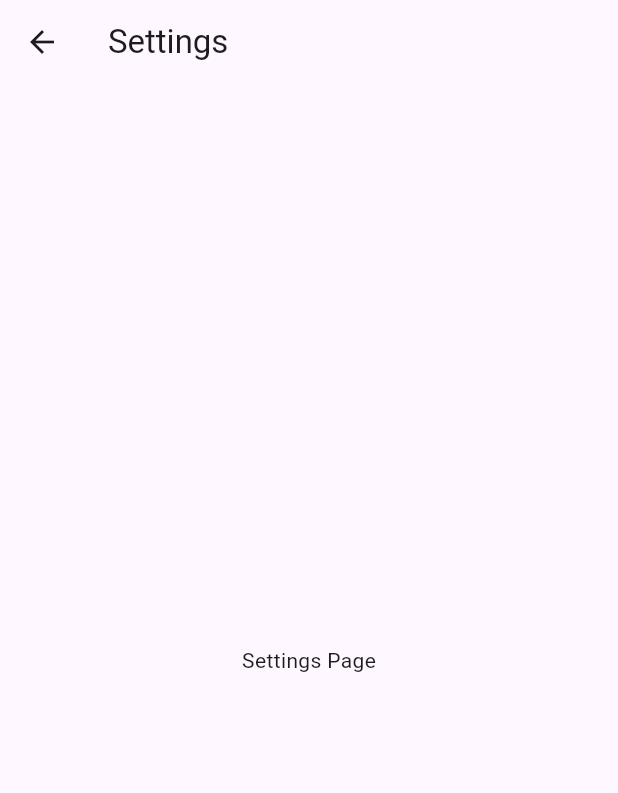
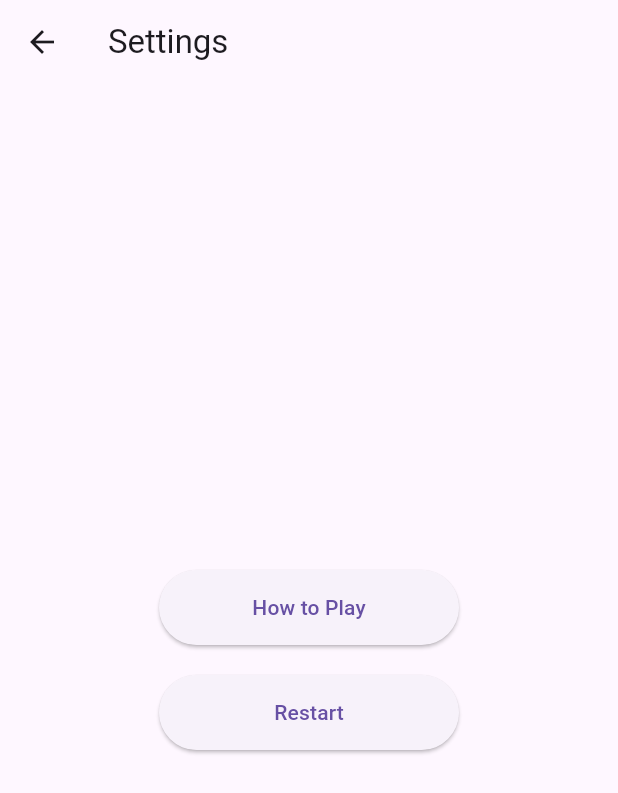
Before and after one commit to nazikanshaffAM/spello_onebysix, a Flutter app: the SettingsPage screen opened directly, on a phone screen of 412 x 824 dp. Shown: the top 793 px of the screen. Run offline on Flutter 3.47's test engine with Material 3 defaults, Android fonts, the light colour scheme and no system bars; our stand-ins replace animated_toggle_switch, fl_chart, flutter_slidable, shared_preferences, shelf, smooth_page_indicator; missing offline and left inert: record, shelf_router, tutorial_coach_mark; accounts and stored records are empty.

Commit message:
feat: filled out settings page with how to play page and restart button

```diff
--- a/game2/lib/ui/settings_page.dart
+++ b/game2/lib/ui/settings_page.dart
@@ -1,6 +1,11 @@
 import 'package:flutter/material.dart';
+import '../engine/hangman.dart';
+import 'how_to_play_page.dart';
+import 'hangman_page.dart';      // Import the HangmanPage
 
 class SettingsPage extends StatelessWidget {
+  final HangmanGame _engine = HangmanGame(); // Initialize the game engine
+
   @override
   Widget build(BuildContext context) {
     return Scaffold(
@@ -8,7 +13,39 @@ class SettingsPage extends StatelessWidget {
         title: Text('Settings'),
       ),
       body: Center(
-        child: Text('Settings Page'),
+        child: Padding(
+          padding: const EdgeInsets.all(16.0),
+          child: Column(
+            mainAxisAlignment: MainAxisAlignment.center, // Center the content
+            children: <Widget>[
+              ElevatedButton(
+                onPressed: () {
+                  Navigator.push(
+                    context,
+                    MaterialPageRoute(builder: (context) => HowToPlayPage()),
+                  );
+                },
+                child: Text('How to Play'),
+                style: ElevatedButton.styleFrom(
+                  minimumSize: Size(200, 50),  // Optional: Adjust button size
+                ),
+              ),
+              SizedBox(height: 20), // Add space between buttons
+              ElevatedButton(
+                onPressed: () {
+                  Navigator.push(
+                    context,
+                    MaterialPageRoute(builder: (context) => HangmanPage(_engine)),
+                  );
+                },
+                child: Text('Restart'),
+                style: ElevatedButton.styleFrom(
+                  minimumSize: Size(200, 50),  // Optional: Adjust button size
+                ),
+              ),
+            ],
+          ),
+        ),
       ),
     );
   }
```
Also changed, not shown: game2/lib/ui/how_to_play_page.dart (added, +44 -0 lines), game2/lib/ui/results_page.dart (+8 -1 lines).
